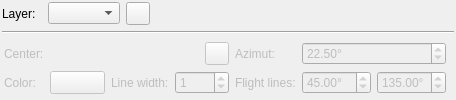
Old version of the form kadas_overlay_pc7/overlay_pc7_dialog_base.ui in the repository kadas-albireo/kadas-overlay-pc7-plugin.
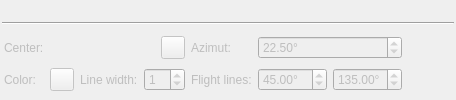
New version of the form. Icons and pictures are not drawn. Custom widgets are drawn as their Qt base class.

Commit message: Port to KadasLayerSelectionWidget

What changed in the file:
```diff
--- a/kadas_overlay_pc7/overlay_pc7_dialog_base.ui
+++ b/kadas_overlay_pc7/overlay_pc7_dialog_base.ui
@@ -26,21 +26,14 @@
    <property name="bottomMargin">
     <number>2</number>
    </property>
-   <item row="1" column="0" colspan="7">
+   <item row="1" column="0" colspan="5">
     <widget class="Line" name="line">
      <property name="orientation">
       <enum>Qt::Horizontal</enum>
      </property>
     </widget>
    </item>
-   <item row="0" column="0">
-    <widget class="QLabel" name="labelLayer">
-     <property name="text">
-      <string>Layer:</string>
-     </property>
-    </widget>
-   </item>
-   <item row="2" column="0" colspan="6">
+   <item row="2" column="0" colspan="4">
     <widget class="QWidget" name="widgetLayerSetup" native="true">
      <property name="enabled">
       <bool>false</bool>
@@ -233,10 +226,14 @@
      </layout>
     </widget>
    </item>
-   <item row="0" column="2">
-    <widget class="QComboBox" name="comboBoxLayer"/>
+   <item row="0" column="0">
+    <layout class="QHBoxLayout" name="layerSelectionWidgetHolder">
+     <property name="spacing">
+      <number>0</number>
+     </property>
+    </layout>
    </item>
-   <item row="0" column="4">
+   <item row="0" column="1" colspan="3">
     <spacer name="horizontalSpacer">
      <property name="orientation">
       <enum>Qt::Horizontal</enum>
@@ -249,14 +246,6 @@
      </property>
     </spacer>
    </item>
-   <item row="0" column="3">
-    <widget class="QToolButton" name="toolButtonAddLayer">
-     <property name="icon">
-      <iconset>
-       <normaloff>:/images/themes/default/mActionAdd.svg</normaloff>:/images/themes/default/mActionAdd.svg</iconset>
-     </property>
-    </widget>
-   </item>
   </layout>
  </widget>
  <customwidgets>
```
Left out of the diff: 2 changed lines with no effect on the pictures. The commit also changes 2 other files.
